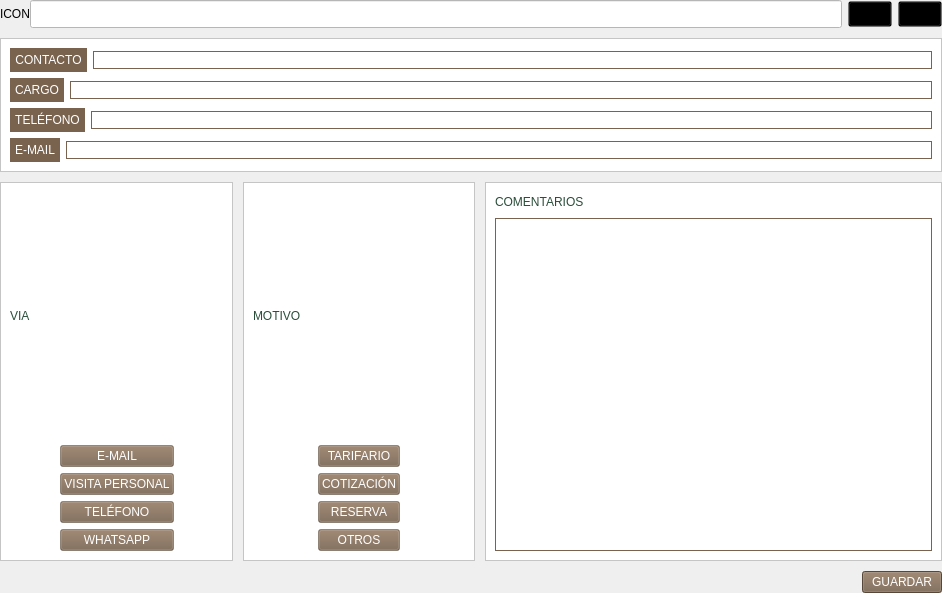
Old version of the form page_1.ui in the repository altitude-solutions/Camino_Real_Desktop.
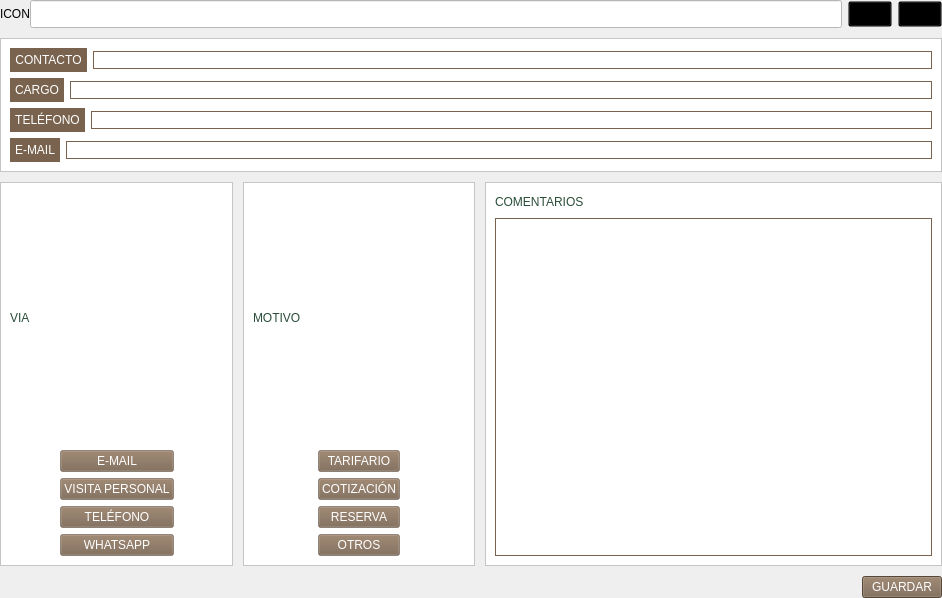
New version of the form.

The edit to the form file:
```diff
--- a/page_1.ui
+++ b/page_1.ui
@@ -7,7 +7,7 @@
     <x>0</x>
     <y>0</y>
     <width>942</width>
-    <height>593</height>
+    <height>598</height>
    </rect>
   </property>
   <property name="windowTitle">
```
